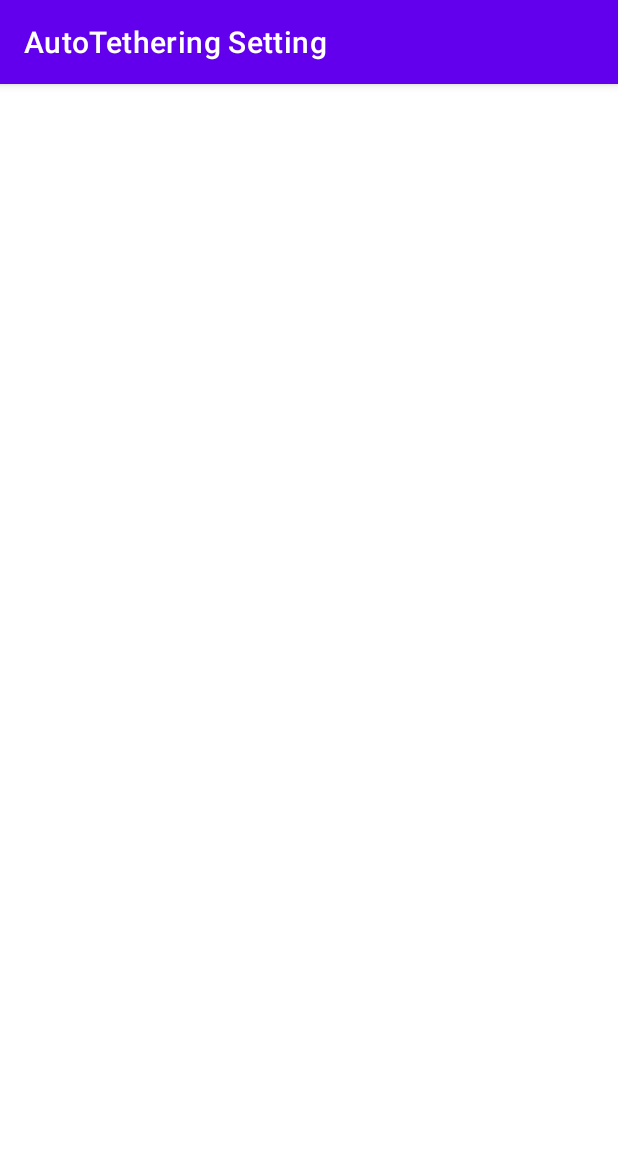
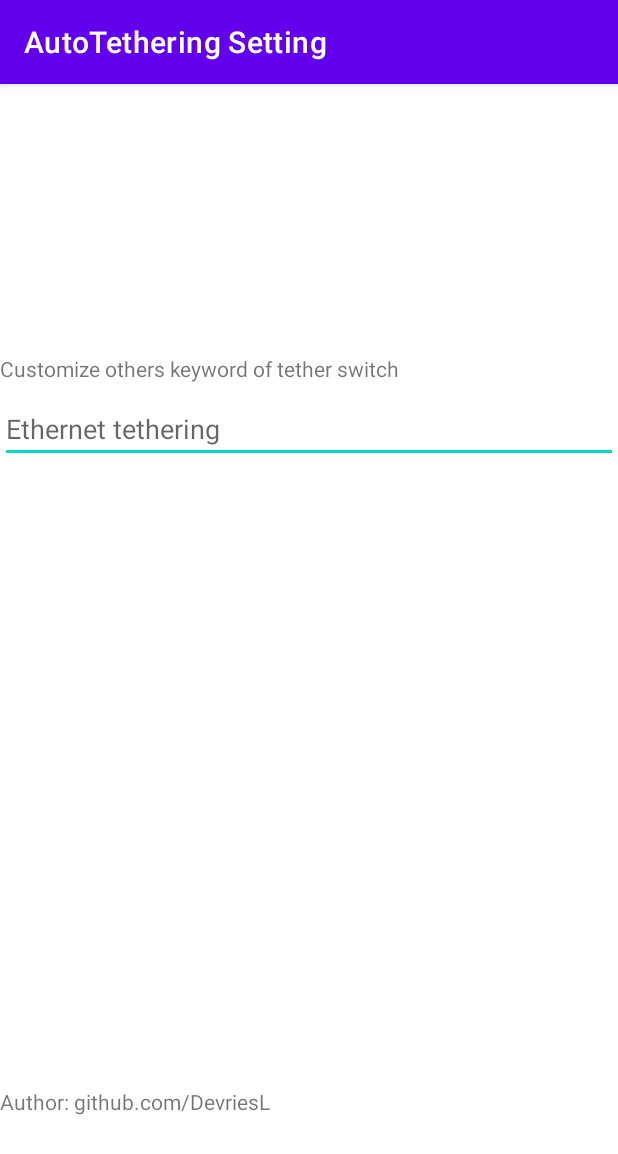
Before and after one commit to DevriesL/AutoTethering, an Android app: the SettingsActivity screen opened directly, with no data from a screen before it, on a phone screen of 412 x 824 dp. Shown: the top 1154 px of the screen. Run offline under Robolectric (Android 15) with nearby library versions, the phone set to English and light mode, and no system bars.

Commit message:
Customize keyword in settings
Signed-off-by: DevriesL <therkduan@gmail.com>

```diff
--- a/app/src/main/java/io/github/devriesl/autotethering/SettingsActivity.kt
+++ b/app/src/main/java/io/github/devriesl/autotethering/SettingsActivity.kt
@@ -1,5 +1,32 @@
 package io.github.devriesl.autotethering
 
+import android.content.Context
+import android.os.Bundle
+import android.text.Editable
+import android.text.TextWatcher
+import android.widget.EditText
 import androidx.appcompat.app.AppCompatActivity
 
-class SettingsActivity : AppCompatActivity() {}
+class SettingsActivity : AppCompatActivity() {
+    override fun onCreate(savedInstanceState: Bundle?) {
+        super.onCreate(savedInstanceState)
+        setContentView(R.layout.settings_activity)
+        val sharedPrefs = this.getSharedPreferences(SHARED_PREFS_NAME, Context.MODE_PRIVATE)
+        val keywordInput = findViewById<EditText>(R.id.keyword_text_input)
+        keywordInput.hint = sharedPrefs.getString(KEYWORD_TEXT, getString(R.string.ethernet_tether_checkbox_text))
+        keywordInput.addTextChangedListener(object : TextWatcher {
+            override fun beforeTextChanged(s: CharSequence?, start: Int, count: Int, after: Int) {}
+
+            override fun onTextChanged(s: CharSequence?, start: Int, before: Int, count: Int) {}
+
+            override fun afterTextChanged(s: Editable) {
+                sharedPrefs.edit().putString(KEYWORD_TEXT, s.toString()).apply();
+            }
+        })
+    }
+
+    companion object {
+        const val SHARED_PREFS_NAME = "auto_tethering_settings"
+        const val KEYWORD_TEXT = "keyword_text"
+    }
+}
--- a/app/src/main/java/io/github/devriesl/autotethering/TetheringService.kt
+++ b/app/src/main/java/io/github/devriesl/autotethering/TetheringService.kt
@@ -5,8 +5,11 @@ import android.content.*
 import android.hardware.usb.UsbManager
 import android.view.accessibility.AccessibilityEvent
 import android.view.accessibility.AccessibilityNodeInfo
+import io.github.devriesl.autotethering.SettingsActivity.Companion.KEYWORD_TEXT
+import io.github.devriesl.autotethering.SettingsActivity.Companion.SHARED_PREFS_NAME
 
 class TetheringService : AccessibilityService() {
+    private lateinit var tetherSwitchKeyword: String
     private var serviceConnected = false
     lateinit var usbBroadcastReceiver: UsbBroadcastReceiver
 
@@ -46,6 +49,13 @@ class TetheringService : AccessibilityService() {
     }
 
     override fun onCreate() {
+        tetherSwitchKeyword = getString(R.string.ethernet_tether_checkbox_text)
+        val sharedPrefs = this.getSharedPreferences(SHARED_PREFS_NAME, Context.MODE_PRIVATE)
+        val keyword = sharedPrefs.getString(KEYWORD_TEXT, tetherSwitchKeyword)
+        if (!keyword.isNullOrEmpty() && keyword.isNotEmpty()) {
+            tetherSwitchKeyword = keyword
+        }
+
         val filter = IntentFilter()
         filter.addAction("android.intent.action.BOOT_COMPLETED")
         filter.addAction(UsbManager.ACTION_USB_DEVICE_ATTACHED)
@@ -66,23 +76,25 @@ class TetheringService : AccessibilityService() {
                     val rootNode: AccessibilityNodeInfo = event.source
 
                     val nodeList: List<AccessibilityNodeInfo> = rootNode
-                        .findAccessibilityNodeInfosByText(getString(R.string.ethernet_tether_checkbox_text));
+                        .findAccessibilityNodeInfosByText(tetherSwitchKeyword);
                     nodeList.forEach {
                         val preferenceNode = it.parent
                         for (index in 0 until preferenceNode.childCount) {
                             val child = preferenceNode.getChild(index)
-                            if (child.isCheckable && !child.isChecked)
+                            if (child.isCheckable && !child.isChecked) {
                                 preferenceNode.performAction(AccessibilityNodeInfo.ACTION_CLICK)
+                                Thread.sleep(1_000)
+                            }
                         }
                     }
-                    Thread.sleep(1_000)
                 }
             }
-            else -> { }
+            else -> {
+            }
         }
     }
 
-    override fun onInterrupt() { }
+    override fun onInterrupt() {}
 
     companion object {
         const val TAG = "TetheringService"
--- /dev/null
+++ b/app/src/main/res/layout/settings_activity.xml
@@ -0,0 +1,42 @@
+<?xml version="1.0" encoding="utf-8"?>
+<androidx.constraintlayout.widget.ConstraintLayout
+    xmlns:android="http://schemas.android.com/apk/res/android"
+    xmlns:app="http://schemas.android.com/apk/res-auto"
+    xmlns:tools="http://schemas.android.com/tools"
+    android:layout_width="match_parent"
+    android:layout_height="match_parent">
+
+    <TextView
+        android:id="@+id/keyword_text_title"
+        android:layout_width="match_parent"
+        android:layout_height="wrap_content"
+        android:layout_marginTop="180dp"
+        android:text="@string/settings_customize_tether_keyword"
+        app:layout_constraintEnd_toEndOf="parent"
+        app:layout_constraintHorizontal_bias="0.0"
+        app:layout_constraintStart_toStartOf="parent"
+        app:layout_constraintTop_toTopOf="parent" />
+
+    <EditText
+        android:id="@+id/keyword_text_input"
+        android:layout_width="match_parent"
+        android:layout_height="wrap_content"
+        android:layout_marginTop="8dp"
+        android:inputType="textNoSuggestions"
+        app:layout_constraintEnd_toEndOf="parent"
+        app:layout_constraintHorizontal_bias="0.0"
+        app:layout_constraintStart_toStartOf="parent"
+        app:layout_constraintTop_toBottomOf="@+id/keyword_text_title"
+        android:autofillHints="@string/ethernet_tether_checkbox_text" />
+
+    <TextView
+        android:id="@+id/about_title"
+        android:layout_width="match_parent"
+        android:layout_height="wrap_content"
+        android:layout_marginBottom="80dp"
+        android:text="@string/settings_about_author"
+        app:layout_constraintBottom_toBottomOf="parent"
+        app:layout_constraintEnd_toEndOf="parent"
+        app:layout_constraintHorizontal_bias="1.0"
+        app:layout_constraintStart_toStartOf="parent" />
+</androidx.constraintlayout.widget.ConstraintLayout>
--- a/app/src/main/res/values/strings.xml
+++ b/app/src/main/res/values/strings.xml
@@ -7,4 +7,8 @@
 
     <string name="ethernet_tether_checkbox_text">Ethernet tethering</string>
 
+    <string name="settings_customize_tether_keyword">Customize others keyword of tether switch</string>
+
+    <string name="settings_about_author">Author: github.com/DevriesL</string>
+
 </resources>
```
Also changed, not shown: 1 other file.
